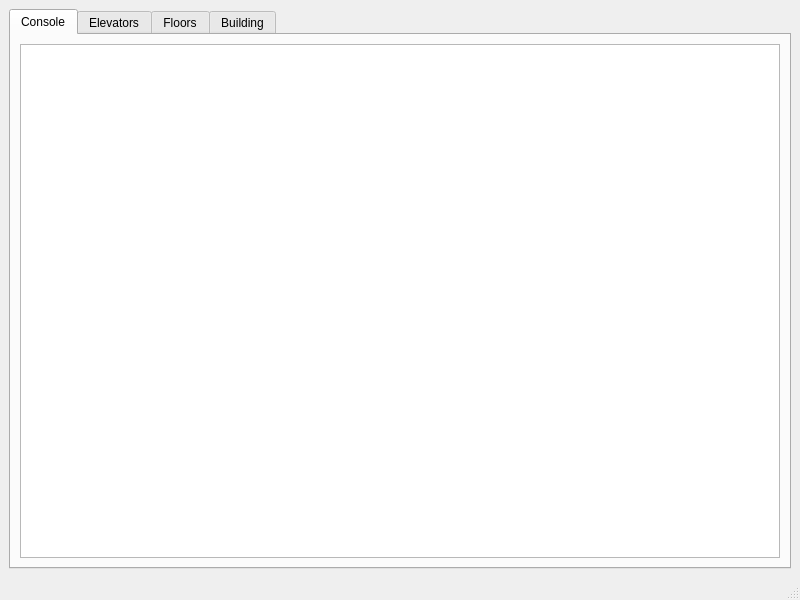
The window that ecs.ui (willwright1213/elevatorSimulator) describes before a commit, drawn with Qt 5.
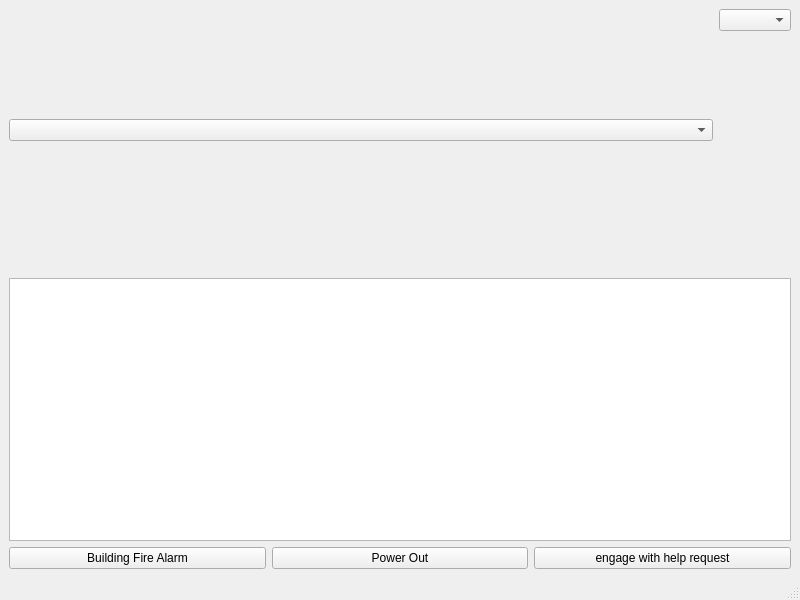
The same window after the commit. The open tabs and pages were chosen to show the change.

The edit to the form file:
```diff
--- a/ecs.ui
+++ b/ecs.ui
@@ -16,47 +16,116 @@
   <widget class="QWidget" name="centralwidget">
    <layout class="QVBoxLayout" name="verticalLayout">
     <item>
-     <widget class="QTabWidget" name="tabWidget">
-      <property name="currentIndex">
-       <number>3</number>
-      </property>
-      <widget class="QWidget" name="console">
-       <attribute name="title">
-        <string>Console</string>
-       </attribute>
-       <layout class="QVBoxLayout" name="verticalLayout_2">
+     <layout class="QHBoxLayout" name="horizontalLayout">
+      <item>
+       <layout class="QVBoxLayout" name="verticalLayout_4">
         <item>
-         <widget class="QTextBrowser" name="consoleBrowser">
-          <property name="html">
-           <string>&lt;!DOCTYPE HTML PUBLIC &quot;-//W3C//DTD HTML 4.0//EN&quot; &quot;http://www.w3.org/TR/REC-html40/strict.dtd&quot;&gt;
-&lt;html&gt;&lt;head&gt;&lt;meta name=&quot;qrichtext&quot; content=&quot;1&quot; /&gt;&lt;style type=&quot;text/css&quot;&gt;
-p, li { white-space: pre-wrap; }
-&lt;/style&gt;&lt;/head&gt;&lt;body style=&quot; font-family:'Noto Sans'; font-size:10pt; font-weight:400; font-style:normal;&quot;&gt;
-&lt;p style=&quot;-qt-paragraph-type:empty; margin-top:0px; margin-bottom:0px; margin-left:0px; margin-right:0px; -qt-block-indent:0; text-indent:0px;&quot;&gt;&lt;br /&gt;&lt;/p&gt;&lt;/body&gt;&lt;/html&gt;</string>
+         <widget class="QComboBox" name="ElevatorComboBox"/>
+        </item>
+        <item>
+         <layout class="QHBoxLayout" name="horizontalLayout_2">
+          <item>
+           <spacer name="horizontalSpacer">
+            <property name="orientation">
+             <enum>Qt::Horizontal</enum>
+            </property>
+            <property name="sizeHint" stdset="0">
+             <size>
+              <width>40</width>
+              <height>20</height>
+             </size>
+            </property>
+           </spacer>
+          </item>
+          <item>
+           <layout class="QVBoxLayout" name="elevatorHolder"/>
+          </item>
+          <item>
+           <spacer name="horizontalSpacer_2">
+            <property name="orientation">
+             <enum>Qt::Horizontal</enum>
+            </property>
+            <property name="sizeHint" stdset="0">
+             <size>
+              <width>40</width>
+              <height>20</height>
+             </size>
+            </property>
+           </spacer>
+          </item>
+         </layout>
+        </item>
+       </layout>
+      </item>
+      <item>
+       <layout class="QVBoxLayout" name="verticalLayout_3">
+        <item>
+         <widget class="QComboBox" name="FloorComboBox"/>
+        </item>
+        <item>
+         <layout class="QVBoxLayout" name="verticalLayout_6">
+          <item>
+           <spacer name="verticalSpacer">
+            <property name="orientation">
+             <enum>Qt::Vertical</enum>
+            </property>
+            <property name="sizeHint" stdset="0">
+             <size>
+              <width>20</width>
+              <height>40</height>
+             </size>
+            </property>
+           </spacer>
+          </item>
+          <item>
+           <layout class="QHBoxLayout" name="floorHolder"/>
+          </item>
+         </layout>
+        </item>
+        <item>
+         <spacer name="verticalSpacer_2">
+          <property name="orientation">
+           <enum>Qt::Vertical</enum>
           </property>
-         </widget>
+          <property name="sizeHint" stdset="0">
+           <size>
+            <width>20</width>
+            <height>40</height>
+           </size>
+          </property>
+         </spacer>
         </item>
        </layout>
-      </widget>
-      <widget class="QWidget" name="elevators">
-       <attribute name="title">
-        <string>Elevators</string>
-       </attribute>
-       <layout class="QVBoxLayout" name="verticalLayout_3"/>
-      </widget>
-      <widget class="QWidget" name="floors">
-       <attribute name="title">
-        <string>Floors</string>
-       </attribute>
-       <layout class="QHBoxLayout" name="horizontalLayout"/>
-      </widget>
-      <widget class="QWidget" name="building">
-       <attribute name="title">
-        <string>Building</string>
-       </attribute>
-       <layout class="QVBoxLayout" name="verticalLayout_4"/>
-      </widget>
-     </widget>
+      </item>
+     </layout>
+    </item>
+    <item>
+     <widget class="QTextBrowser" name="consoleBrowser"/>
+    </item>
+    <item>
+     <layout class="QHBoxLayout" name="horizontalLayout_3">
+      <item>
+       <widget class="QPushButton" name="fireAlarm">
+        <property name="text">
+         <string>Building Fire Alarm</string>
+        </property>
+       </widget>
+      </item>
+      <item>
+       <widget class="QPushButton" name="powerOut">
+        <property name="text">
+         <string>Power Out</string>
+        </property>
+       </widget>
+      </item>
+      <item>
+       <widget class="QPushButton" name="engage">
+        <property name="text">
+         <string>engage with help request</string>
+        </property>
+       </widget>
+      </item>
+     </layout>
     </item>
    </layout>
   </widget>
```
